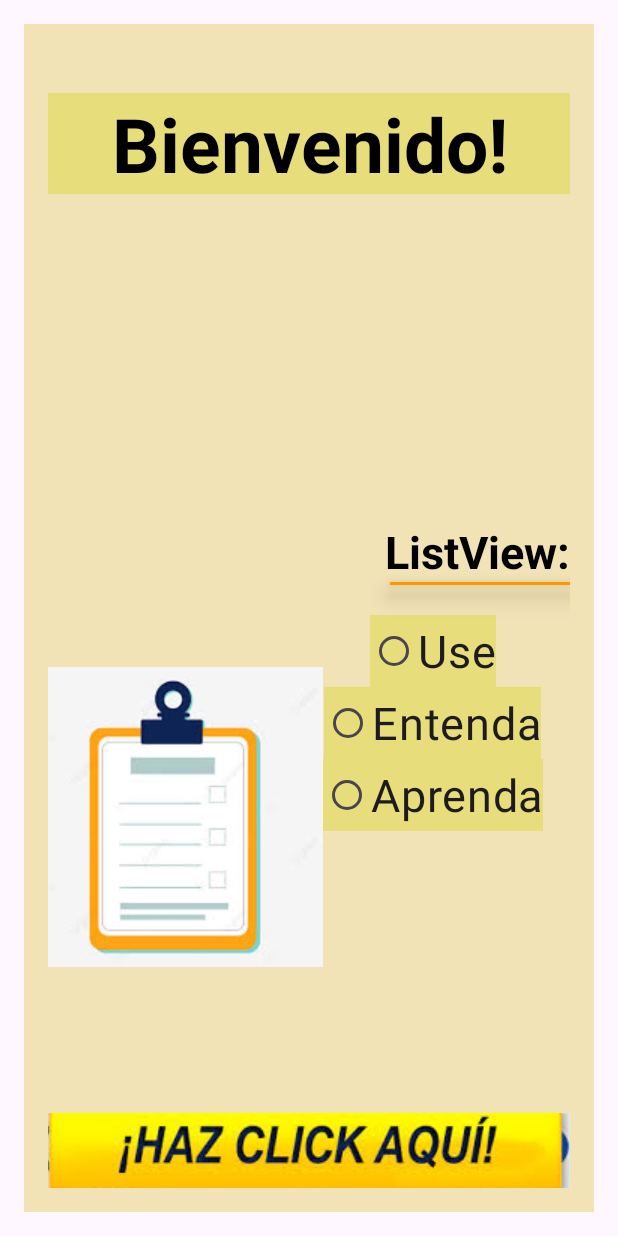
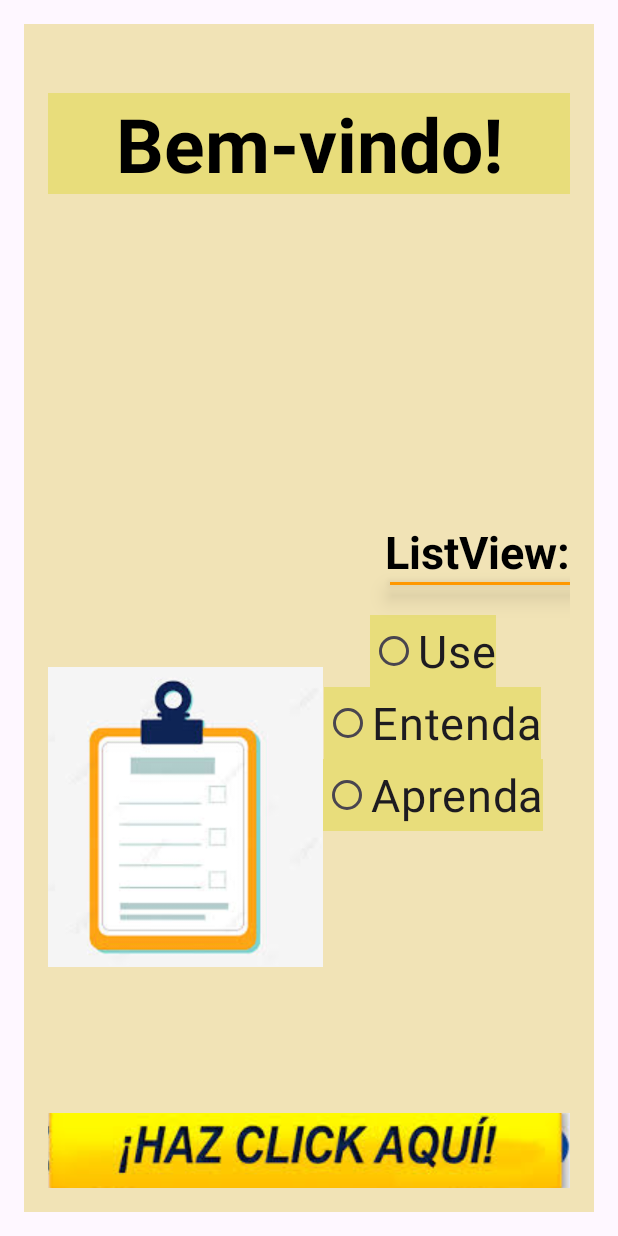
Before and after one commit to joyfelcastillo/To_Do_ListApp, an Android app: the screen it shows after launch (MainActivity), on a phone screen of 412 x 824 dp. Run offline under Robolectric (Android 15) with nearby library versions, the phone set to English and light mode, and no system bars.

Commit message:
cambio de bienvenida a portugues

```diff
--- a/app/src/main/res/layout/fragment_pantalla1.xml
+++ b/app/src/main/res/layout/fragment_pantalla1.xml
@@ -94,7 +94,7 @@
         android:layout_marginTop="30dp"
         android:gravity="center"
         android:textColor="@color/black"
-        android:text="Bienvenido!"
+        android:text="Bem-vindo!"
         android:textStyle="bold"
         android:textSize="50dp"
         app:layout_constraintEnd_toEndOf="parent"
```
